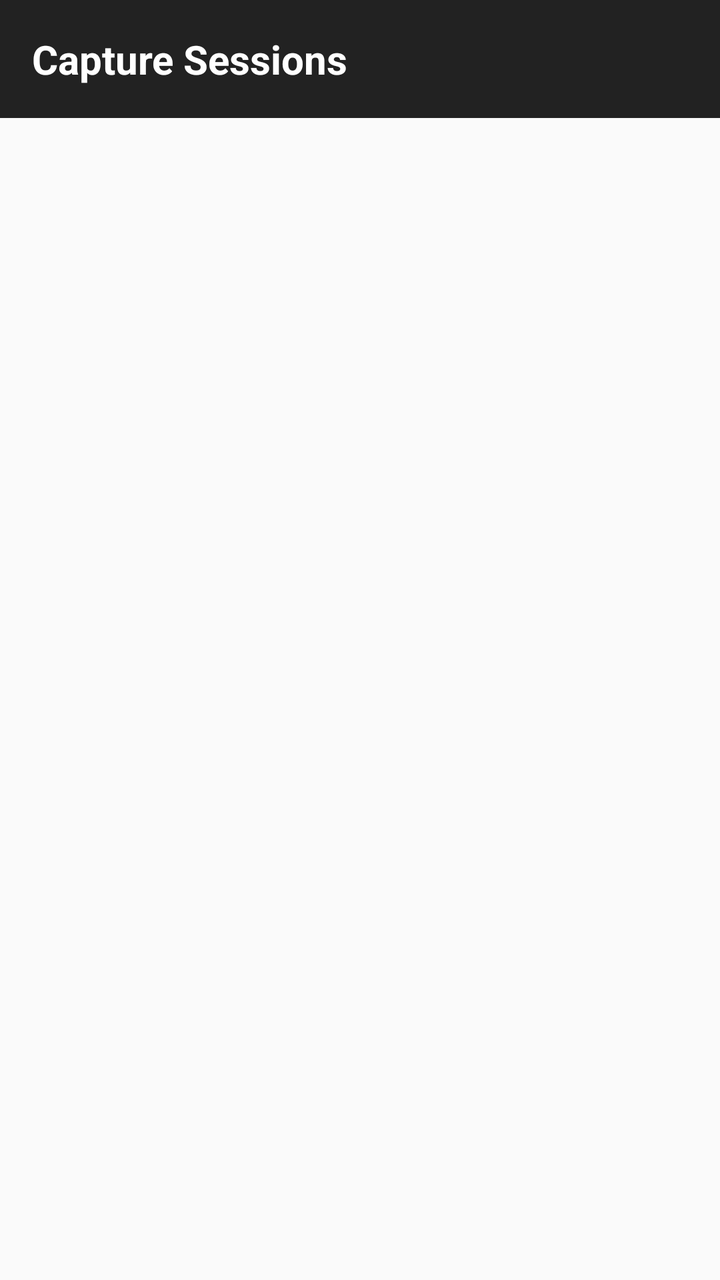
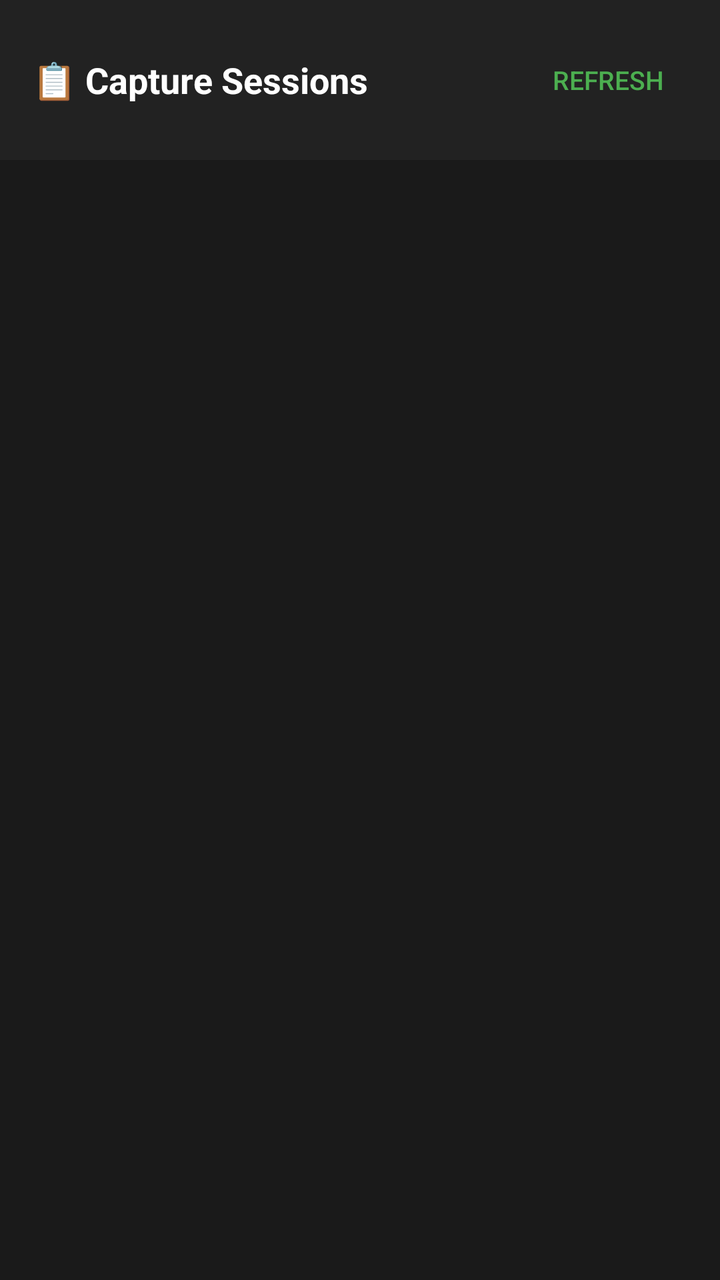

Screens rendered from an Android XML layout before and after an edit, with the pre-edit source and the edit as a unified diff.
<!-- AndroidManifest.xml: application theme Theme.AutoTap -->
<!-- res/layout/activity_dashboard.xml -->
<?xml version="1.0" encoding="utf-8"?>
<LinearLayout xmlns:android="http://schemas.android.com/apk/res/android"
    android:layout_width="match_parent"
    android:layout_height="match_parent"
    android:orientation="vertical">

    <TextView
        android:layout_width="match_parent"
        android:layout_height="wrap_content"
        android:text="Capture Sessions"
        android:textSize="20sp"
        android:textStyle="bold"
        android:padding="16dp"
        android:background="#222222"
        android:textColor="#FFFFFF" />

    <TextView
        android:id="@+id/tvEmpty"
        android:layout_width="match_parent"
        android:layout_height="wrap_content"
        android:padding="48dp"
        android:text="No captures yet.\n\nStart a capture to see sessions here."
        android:textAlignment="center"
        android:textSize="16sp"
        android:textColor="#888888"
        android:visibility="gone" />

    <androidx.recyclerview.widget.RecyclerView
        android:id="@+id/recyclerSessions"
        android:layout_width="match_parent"
        android:layout_height="match_parent"
        android:padding="8dp"
        android:clipToPadding="false" />

</LinearLayout>
<!-- resources referenced by this layout -->
<resources>
  <style name="Theme.AutoTap" parent="Theme.AppCompat.Light.DarkActionBar">
          <item name="colorPrimary">@color/purple_500</item>
          <item name="colorPrimaryDark">@color/purple_700</item>
          <item name="colorAccent">@color/teal_200</item>
      </style>
  <color name="purple_500">#6750A4</color>
  <color name="purple_700">#4F378B</color>
  <color name="teal_200">#80CBC4</color>
</resources>

<!-- the commit's change to res/layout/activity_dashboard.xml (unified diff, before → after) -->
@@ -2,34 +2,57 @@
 <LinearLayout xmlns:android="http://schemas.android.com/apk/res/android"
     android:layout_width="match_parent"
     android:layout_height="match_parent"
-    android:orientation="vertical">
+    android:orientation="vertical"
+    android:background="#1A1A1A">
 
-    <TextView
+    <LinearLayout
         android:layout_width="match_parent"
         android:layout_height="wrap_content"
-        android:text="Capture Sessions"
-        android:textSize="20sp"
-        android:textStyle="bold"
+        android:orientation="horizontal"
         android:padding="16dp"
         android:background="#222222"
-        android:textColor="#FFFFFF" />
+        android:gravity="center_vertical">
+
+        <TextView
+            android:layout_width="0dp"
+            android:layout_height="wrap_content"
+            android:layout_weight="1"
+            android:text="📋 Capture Sessions"
+            android:textSize="18sp"
+            android:textStyle="bold"
+            android:textColor="#FFFFFF" />
+
+        <Button
+            android:id="@+id/btnRefresh"
+            style="?android:attr/buttonBarButtonStyle"
+            android:layout_width="wrap_content"
+            android:layout_height="wrap_content"
+            android:text="Refresh"
+            android:textColor="#4CAF50"
+            android:textSize="13sp" />
+    </LinearLayout>
 
     <TextView
         android:id="@+id/tvEmpty"
         android:layout_width="match_parent"
         android:layout_height="wrap_content"
         android:padding="48dp"
-        android:text="No captures yet.\n\nStart a capture to see sessions here."
+        android:text="No captures yet.\n\nRun a capture, then come back here to view, share, or export as PDF."
         android:textAlignment="center"
-        android:textSize="16sp"
-        android:textColor="#888888"
+        android:textSize="15sp"
+        android:textColor="#777777"
         android:visibility="gone" />
 
-    <androidx.recyclerview.widget.RecyclerView
-        android:id="@+id/recyclerSessions"
+    <ScrollView
         android:layout_width="match_parent"
-        android:layout_height="match_parent"
-        android:padding="8dp"
-        android:clipToPadding="false" />
+        android:layout_height="match_parent">
+
+        <LinearLayout
+            android:id="@+id/scrollContainer"
+            android:layout_width="match_parent"
+            android:layout_height="wrap_content"
+            android:orientation="vertical"
+            android:padding="12dp" />
+    </ScrollView>
 
 </LinearLayout>
